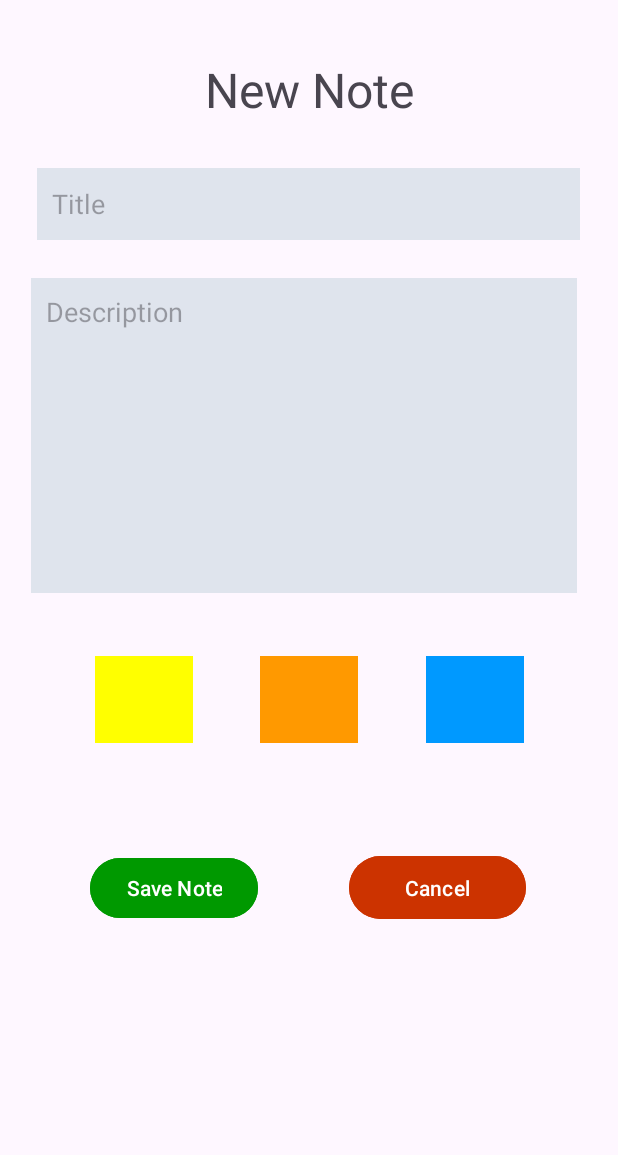
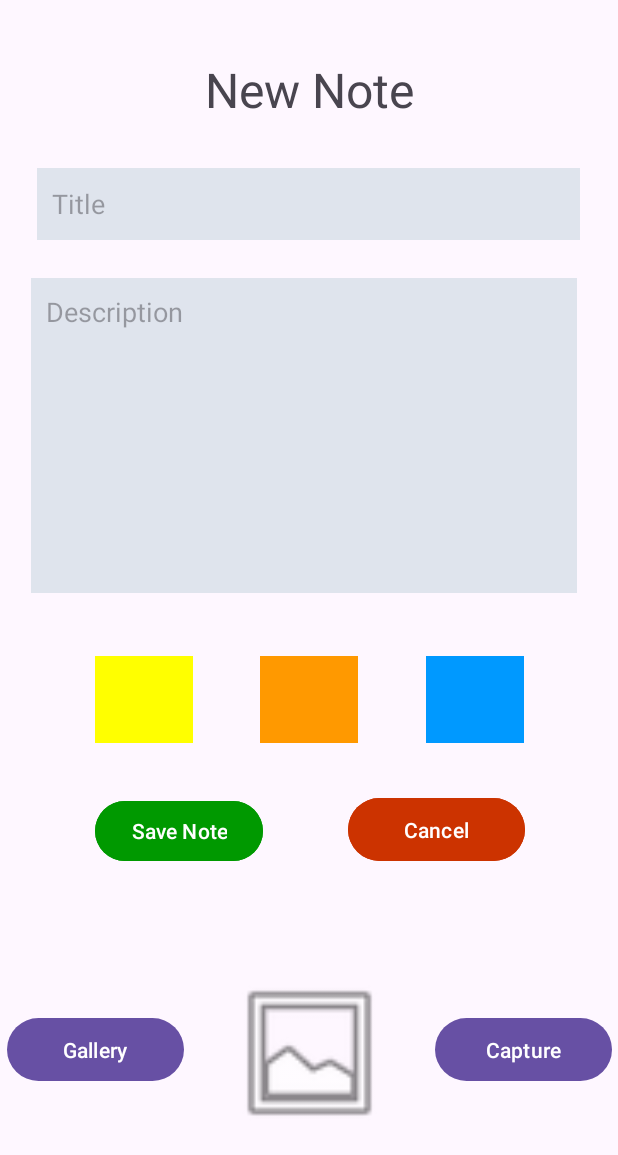
Before and after one commit to yash-patel268/NoteMe-App, an Android app: the screen it shows after launch (NewNote), after a tap on "Next", on a phone screen of 412 x 824 dp. Shown: the top 1155 px of the screen. Run offline under Robolectric (Android 15) with nearby library versions, the phone set to English and light mode, and no system bars.

Commit message:
Finished lab 3 requirements

```diff
--- a/app/src/main/java/com/example/noteme/MainActivity.java
+++ b/app/src/main/java/com/example/noteme/MainActivity.java
@@ -5,6 +5,7 @@ import androidx.appcompat.app.AppCompatActivity;
 import android.content.Intent;
 import android.os.Bundle;
 import android.view.View;
+import android.widget.AdapterView;
 import android.widget.Button;
 import android.widget.ListView;
 import androidx.appcompat.widget.SearchView;
@@ -23,12 +24,51 @@ public class MainActivity extends AppCompatActivity {
         //Initialize the list which will hold notes
         initWidgets();
 
-        //Create object called note adapter which will allow use to adapt/translate the data from the DB
-        NoteAdapter noteAdapter = new NoteAdapter(getApplicationContext(), Note.noteArrayList);
-        noteListView.setAdapter(noteAdapter);
+        setNoteAdapter();
 
         //Call custom function to get data
         loadFromDBToMemory();
+
+        //Allow list items have onclick which allows them to be editied
+        noteListView.setOnItemClickListener(new AdapterView.OnItemClickListener()
+        {
+            @Override
+            public void onItemClick(AdapterView<?> adapterView, View view, int position, long l)
+            {
+                Note selectedNote = (Note) noteListView.getItemAtPosition(position);
+                Intent editNoteIntent = new Intent(getApplicationContext(), NewNote.class);
+                editNoteIntent.putExtra(Note.NOTE_EDIT_EXTRA, selectedNote.getId());
+                startActivity(editNoteIntent);
+            }
+        });
+
+        //Assign button to variable
+        newNote = findViewById(R.id.newNoteButton);
+        //Create onclick listener which will move to new note page
+        newNote.setOnClickListener(new View.OnClickListener() {
+            @Override
+            public void onClick(View view) {
+                newNote(view);
+            }
+        });
+    }
+
+    //Custom function to assign listview to variable
+    private void initWidgets(){
+        noteListView = findViewById(R.id.listView);
+    }
+
+    //Custom function to initial SQLite manager which will pull data and add it to list
+    private void loadFromDBToMemory()
+    {
+        SQLiteManager sqLiteManager = SQLiteManager.instanceOfDatabase(this);
+        sqLiteManager.populateNoteListArray();
+    }
+
+    //Custom function to set adapter to take data from DB
+    private void setNoteAdapter(){
+        NoteAdapter noteAdapter = new NoteAdapter(getApplicationContext(), Note.nonDeletedNotes());
+        noteListView.setAdapter(noteAdapter);
 
         //Assign the virtual searchView to variable
         search = findViewById(R.id.searchView);
@@ -50,38 +90,10 @@ public class MainActivity extends AppCompatActivity {
                 return false;
             }
         });
-
-        //Assign button to variable
-        newNote = findViewById(R.id.newNoteButton);
-        //Create onclick listener which will move to new note page
-        newNote.setOnClickListener(new View.OnClickListener() {
-            @Override
-            public void onClick(View view) {
-                newNote();
-            }
-        });
-    }
-
-    //Custom function to assign listview to variable
-    private void initWidgets(){
-        noteListView = findViewById(R.id.listView);
-    }
-
-    //Custom function to initial SQLite manager which will pull data and add it to list
-    private void loadFromDBToMemory()
-    {
-        SQLiteManager sqLiteManager = SQLiteManager.instanceOfDatabase(this);
-        sqLiteManager.populateNoteListArray();
-    }
-
-    //Custom function to set adapter to take data from DB
-    private void setNoteAdapter(){
-        NoteAdapter noteAdapter = new NoteAdapter(getApplicationContext(), Note.noteArrayList);
-        noteListView.setAdapter(noteAdapter);
     }
 
     //Custom function which creates intent to switch pages
-    private void newNote(){
+    private void newNote(View view){
         Intent intent = new Intent(this, NewNote.class);
         startActivity(intent);
     }
--- a/app/src/main/java/com/example/noteme/NewNote.java
+++ b/app/src/main/java/com/example/noteme/NewNote.java
@@ -1,16 +1,29 @@
 package com.example.noteme;
 
+import androidx.activity.result.ActivityResultLauncher;
+import androidx.activity.result.contract.ActivityResultContracts;
+import androidx.annotation.Nullable;
 import androidx.appcompat.app.AppCompatActivity;
 
 import android.content.Intent;
+import android.graphics.Bitmap;
+import android.graphics.BitmapFactory;
 import android.graphics.Color;
+import android.graphics.drawable.BitmapDrawable;
+import android.net.Uri;
 import android.os.Bundle;
+import android.provider.MediaStore;
 import android.view.View;
 import android.widget.Button;
+import android.widget.ImageView;
+import android.widget.LinearLayout;
 import android.widget.TextView;
 
 import com.google.android.material.textfield.TextInputEditText;
 
+import java.io.ByteArrayOutputStream;
+import java.io.IOException;
+import java.net.URI;
 import java.util.Date;
 
 public class NewNote extends AppCompatActivity {
@@ -20,17 +33,36 @@ public class NewNote extends AppCompatActivity {
     private Button yellowButton;
     private Button orangeButton;
     private Button blueButton;
+    private Button galleryButton;
+    private Button captureButton;
     private TextInputEditText title;
     private TextInputEditText description;
+    private Button deleteButton;
+    private Note selectedNote;
+
+    //Variables required for the image selection
+    private ImageView image;
+    private static final int PICK_IMAGE = 1;
+    private static final int CAPTURE_IMAGE = 2;
+    Uri imageUri;
+    private Bitmap bitmap;
 
     //Variable which will hold user inputs/selections
     private String titleInput;
     private String descriptionInput;
     private String noteColorChoice = "#ffff00";
+    private byte[] imageByteArray;
 
     //Variable to display message if user doesnt fill out the required boxes
     private TextView error;
 
+    //Custom function to set image after taking a capture
+    private final ActivityResultLauncher<Intent> captureImageActivityResultLauncher = registerForActivityResult(new ActivityResultContracts.StartActivityForResult(), result -> {
+        if (result.getResultCode() == RESULT_OK) {
+            Bitmap bitmap = (Bitmap) result.getData().getExtras().get("data");
+            image.setImageBitmap(bitmap);
+        }
+    });
 
     @Override
     protected void onCreate(Bundle savedInstanceState) {
@@ -42,6 +74,62 @@ public class NewNote extends AppCompatActivity {
         title = findViewById(R.id.noteTitleInput);
         description = findViewById(R.id.noteDescriptionInput);
         error = findViewById(R.id.errorTextView);
+
+        galleryButton = findViewById(R.id.galleryButton);
+
+        //Add onclick to button to add image from gallery
+        galleryButton.setOnClickListener(new View.OnClickListener() {
+            @Override
+            public void onClick(View view) {
+                Intent gallery = new Intent();
+                gallery.setType("image/");
+                gallery.setAction(Intent.ACTION_GET_CONTENT);
+
+                startActivityForResult(gallery, PICK_IMAGE);
+            }
+        });
+
+        captureButton = findViewById(R.id.captureButton);
+
+        //Add onclick to button to add image after capture
+        captureButton.setOnClickListener(new View.OnClickListener() {
+            @Override
+            public void onClick(View view) {
+                Intent takePictureIntent = new Intent(MediaStore.ACTION_IMAGE_CAPTURE);
+                captureImageActivityResultLauncher.launch(takePictureIntent);
+            }
+        });
+
+        captureButton = findViewById(R.id.captureButton);
+        image = findViewById(R.id.imageView);
+
+        //Assign onclick listener to allow user to click on object to add image
+        /*image.setOnClickListener(new View.OnClickListener() {
+            @Override
+            public void onClick(View view) {
+
+                Intent gallery = new Intent();
+                gallery.setType("image/");
+                gallery.setAction(Intent.ACTION_GET_CONTENT);
+
+                Intent intent = new Intent(MediaStore.ACTION_IMAGE_CAPTURE);
+                intent.putExtra(MediaStore.EXTRA_OUTPUT, imageUri);
+                intent.putExtra(MediaStore.EXTRA_VIDEO_QUALITY, 1);
+
+                Intent chooser = Intent.createChooser(gallery, "Pick between gallery and camera");
+                chooser.putExtra(Intent.EXTRA_INITIAL_INTENTS, new Intent[] { intent });
+                startActivityForResult(chooser, PICK_IMAGE);
+            }
+        });*/
+
+        //Assign button and give it a onclick to delete note if required
+        deleteButton = findViewById(R.id.deleteNoteButton);
+        deleteButton.setOnClickListener(new View.OnClickListener() {
+            @Override
+            public void onClick(View view) {
+                deleteNote(view);
+            }
+        });
 
         //Assign button and give it a onclick to change the background colour of note to yellow
         yellowButton = findViewById(R.id.btnYellowBackground);
@@ -95,11 +183,12 @@ public class NewNote extends AppCompatActivity {
                     error.setText("Please enter Title and/or description");
                 //If all are inputted save note
                 } else {
-                    saveNote();
+                    saveNote(view);
                 }
             }
         });
 
+        checkForEditNote();
     }
 
     //Custom function which uses intent to return to main page
@@ -108,19 +197,83 @@ public class NewNote extends AppCompatActivity {
         startActivity(intent);
     }
 
+    //Custom function which allows notes to be edited
+    private void checkForEditNote()
+    {
+        Intent previousIntent = getIntent();
+
+        int passedNoteID = previousIntent.getIntExtra(Note.NOTE_EDIT_EXTRA, -1);
+        selectedNote = Note.getNoteForID(passedNoteID);
+
+        if (selectedNote != null)
+        {
+            title.setText(selectedNote.getTitle());
+            title.setBackgroundColor(Color.parseColor(selectedNote.getNoteColor()));
+            description.setText(selectedNote.getDescription());
+            description.setBackgroundColor(Color.parseColor(selectedNote.getNoteColor()));
+            if(selectedNote.getImage() != null){
+                image.setImageBitmap(BitmapFactory.decodeByteArray(selectedNote.getImage(), 0, selectedNote.getImage().length));
+            }
+        }
+        else
+        {
+            deleteButton.setVisibility(View.INVISIBLE);
+        }
+    }
+
     //Custom function which get all values entered and sends to DB
-    public void saveNote(){
+    public void saveNote(View view){
         SQLiteManager sqLiteManager = SQLiteManager.instanceOfDatabase(this);
         titleInput = String.valueOf(title.getText());
         descriptionInput = String.valueOf(description.getText());
+        imageByteArray = imageViewToByteArray(image);
 
-        int id = Note.noteArrayList.size();
-        Note newNote = new Note(id, titleInput, descriptionInput, noteColorChoice);
-        Note.noteArrayList.add(newNote);
-        sqLiteManager.addNoteToDatabase(newNote);
+        if (selectedNote == null){
+            int id = Note.noteArrayList.size();
+            Note newNote = new Note(id, titleInput, descriptionInput, noteColorChoice, imageByteArray);
+            Note.noteArrayList.add(newNote);
+            sqLiteManager.addNoteToDatabase(newNote);
+        } else{
+            selectedNote.setTitle(titleInput);
+            selectedNote.setDescription(descriptionInput);
+            selectedNote.setNoteColor(noteColorChoice);
+            selectedNote.setImage(imageByteArray);
+            sqLiteManager.updateNoteInDB(selectedNote);
+        }
+        backFn();
+    }
 
-
-        backFn();
+    //Custom function which will allow notes to be deleted from sqlite table
+    public void deleteNote(View view)
+    {
+        selectedNote.setDeleted(new Date());
+        SQLiteManager sqLiteManager = SQLiteManager.instanceOfDatabase(this);
+        sqLiteManager.updateNoteInDB(selectedNote);
         finish();
     }
+
+    //Override function to allow image selection from gallery to occur
+    @Override
+    protected void onActivityResult(int requestCode, int resultCode, @Nullable Intent data) {
+        super.onActivityResult(requestCode, resultCode, data);
+
+        if(requestCode == PICK_IMAGE && resultCode == RESULT_OK){
+            imageUri = data.getData();
+            try{
+                bitmap = MediaStore.Images.Media.getBitmap(getContentResolver(), imageUri);
+                image.setImageBitmap(bitmap);
+            } catch(IOException e) {
+                e.printStackTrace();
+            }
+        }
+    }
+
+    //Convert the imageview object to byte array to be stored in sqlite table
+    public byte[] imageViewToByteArray(ImageView imageView) {
+        Bitmap bitmap = ((BitmapDrawable) imageView.getDrawable()).getBitmap();
+        ByteArrayOutputStream stream = new ByteArrayOutputStream();
+        bitmap.compress(Bitmap.CompressFormat.PNG, 100, stream);
+        return stream.toByteArray();
+    }
+
 }
--- a/app/src/main/java/com/example/noteme/SQLiteManager.java
+++ b/app/src/main/java/com/example/noteme/SQLiteManager.java
@@ -27,6 +27,7 @@ public class SQLiteManager extends SQLiteOpenHelper {
     private static final String DESC_FIELD = "desc";
     private static final String DELETED_FIELD = "deleted";
     private static final String COLOR_FIELD = "color";
+    private static final String IMAGE_FIELD = "image";
 
     @SuppressLint("SimpleDateFormat")
     private static final DateFormat dateFormat = new SimpleDateFormat("MM-dd-yyyy HH:mm:ss");
@@ -64,7 +65,9 @@ public class SQLiteManager extends SQLiteOpenHelper {
                 .append(DELETED_FIELD)
                 .append(" TEXT, ")
                 .append(COLOR_FIELD)
-                .append(" TEXT)");
+                .append(" TEXT, ")
+                .append(IMAGE_FIELD)
+                .append(" BLOB)");
 
 
         sqLiteDatabase.execSQL(sql.toString());
@@ -72,7 +75,8 @@ public class SQLiteManager extends SQLiteOpenHelper {
 
     @Override
     public void onUpgrade(SQLiteDatabase sqLiteDatabase, int oldVersion, int newVersion) {
-
+        /*sqLiteDatabase.execSQL("DROP TABLE IF EXISTS " + TABLE_NAME);
+        onCreate(sqLiteDatabase);*/
     }
 
     //Function for when note is created will add it to the existing table
@@ -85,6 +89,7 @@ public class SQLiteManager extends SQLiteOpenHelper {
         contentValues.put(DESC_FIELD, note.getDescription());
         contentValues.put(DELETED_FIELD, getStringFromDate(note.getDeleted()));
         contentValues.put(COLOR_FIELD, note.getNoteColor());
+        contentValues.put(IMAGE_FIELD, note.getImage());
 
         sqLiteDatabase.insert(TABLE_NAME, null, contentValues);
     }
@@ -103,11 +108,27 @@ public class SQLiteManager extends SQLiteOpenHelper {
                     String stringDeleted = result.getString(4);
                     Date deleted = getDateFromString(stringDeleted);
                     String color = result.getString(5);
-                    Note note = new Note(id,title,desc,deleted, color);
+                    byte[] image = result.getBlob(6);
+                    Note note = new Note(id,title,desc,deleted, color, image);
                     Note.noteArrayList.add(note);
                 }
             }
         }
+    }
+
+    //Lets table data to be overwritten if required
+    public void updateNoteInDB(Note note)
+    {
+        SQLiteDatabase sqLiteDatabase = this.getWritableDatabase();
+        ContentValues contentValues = new ContentValues();
+        contentValues.put(ID_FIELD, note.getId());
+        contentValues.put(TITLE_FIELD, note.getTitle());
+        contentValues.put(DESC_FIELD, note.getDescription());
+        contentValues.put(DELETED_FIELD, getStringFromDate(note.getDeleted()));
+        contentValues.put(COLOR_FIELD, note.getNoteColor());
+        contentValues.put(IMAGE_FIELD, note.getImage());
+
+        sqLiteDatabase.update(TABLE_NAME, contentValues, ID_FIELD + " =? ", new String[]{String.valueOf(note.getId())});
     }
 
     private static String getStringFromDate(Date date) {
--- a/app/src/main/res/layout/new_note.xml
+++ b/app/src/main/res/layout/new_note.xml
@@ -89,40 +89,87 @@
         android:id="@+id/saveNewNoteButton"
         android:layout_width="wrap_content"
         android:layout_height="wrap_content"
+        android:backgroundTint="#009900"
         android:text="Save Note"
-        android:backgroundTint="#009900"
         app:layout_constraintBottom_toBottomOf="parent"
         app:layout_constraintEnd_toEndOf="parent"
-        app:layout_constraintHorizontal_bias="0.201"
+        app:layout_constraintHorizontal_bias="0.211"
         app:layout_constraintStart_toStartOf="parent"
         app:layout_constraintTop_toTopOf="parent"
-        app:layout_constraintVertical_bias="0.732" />
+        app:layout_constraintVertical_bias="0.683" />
 
     <Button
         android:id="@+id/cancelNewNoteButton"
         android:layout_width="118dp"
         android:layout_height="50dp"
+        android:backgroundTint="#cc3300"
         android:text="Cancel"
-        android:backgroundTint="#cc3300"
         app:layout_constraintBottom_toBottomOf="parent"
         app:layout_constraintEnd_toEndOf="parent"
-        app:layout_constraintHorizontal_bias="0.791"
+        app:layout_constraintHorizontal_bias="0.788"
         app:layout_constraintStart_toStartOf="parent"
         app:layout_constraintTop_toTopOf="parent"
-        app:layout_constraintVertical_bias="0.732" />
+        app:layout_constraintVertical_bias="0.682" />
 
     <TextView
         android:id="@+id/errorTextView"
         android:layout_width="wrap_content"
         android:layout_height="wrap_content"
+        android:textColor="#cc3300"
         android:textSize="20dp"
-        android:textColor="#cc3300"
         app:layout_constraintBottom_toBottomOf="parent"
         app:layout_constraintEnd_toEndOf="parent"
-        app:layout_constraintHorizontal_bias="0.503"
         app:layout_constraintStart_toStartOf="parent"
         app:layout_constraintTop_toTopOf="parent"
-        app:layout_constraintVertical_bias="0.875" />
+        app:layout_constraintVertical_bias="0.745" />
+
+    <Button
+        android:id="@+id/deleteNoteButton"
+        android:layout_width="118dp"
+        android:layout_height="50dp"
+        android:backgroundTint="#cc3300"
+        android:text="Delete"
+        app:layout_constraintBottom_toBottomOf="parent"
+        app:layout_constraintEnd_toEndOf="parent"
+        app:layout_constraintHorizontal_bias="0.498"
+        app:layout_constraintStart_toStartOf="parent"
+        app:layout_constraintTop_toTopOf="parent"
+        app:layout_constraintVertical_bias="0.997" />
+
+    <ImageView
+        android:id="@+id/imageView"
+        android:layout_width="166dp"
+        android:layout_height="109dp"
+        app:layout_constraintBottom_toBottomOf="parent"
+        app:layout_constraintEnd_toEndOf="parent"
+        app:layout_constraintStart_toStartOf="parent"
+        app:layout_constraintTop_toTopOf="parent"
+        app:layout_constraintVertical_bias="0.906"
+        app:srcCompat="@android:drawable/ic_menu_gallery" />
+
+    <Button
+        android:id="@+id/galleryButton"
+        android:layout_width="118dp"
+        android:layout_height="50dp"
+        android:text="Gallery"
+        app:layout_constraintBottom_toBottomOf="parent"
+        app:layout_constraintEnd_toEndOf="parent"
+        app:layout_constraintHorizontal_bias="0.017"
+        app:layout_constraintStart_toStartOf="parent"
+        app:layout_constraintTop_toTopOf="parent"
+        app:layout_constraintVertical_bias="0.872" />
+
+    <Button
+        android:id="@+id/captureButton"
+        android:layout_width="118dp"
+        android:layout_height="50dp"
+        android:text="Capture"
+        app:layout_constraintBottom_toBottomOf="parent"
+        app:layout_constraintEnd_toEndOf="parent"
+        app:layout_constraintHorizontal_bias="0.986"
+        app:layout_constraintStart_toStartOf="parent"
+        app:layout_constraintTop_toTopOf="parent"
+        app:layout_constraintVertical_bias="0.872" />
 
 
 </androidx.constraintlayout.widget.ConstraintLayout>
```
Also changed, not shown: app/src/main/java/com/example/noteme/Note.java (+55 -0 lines).
